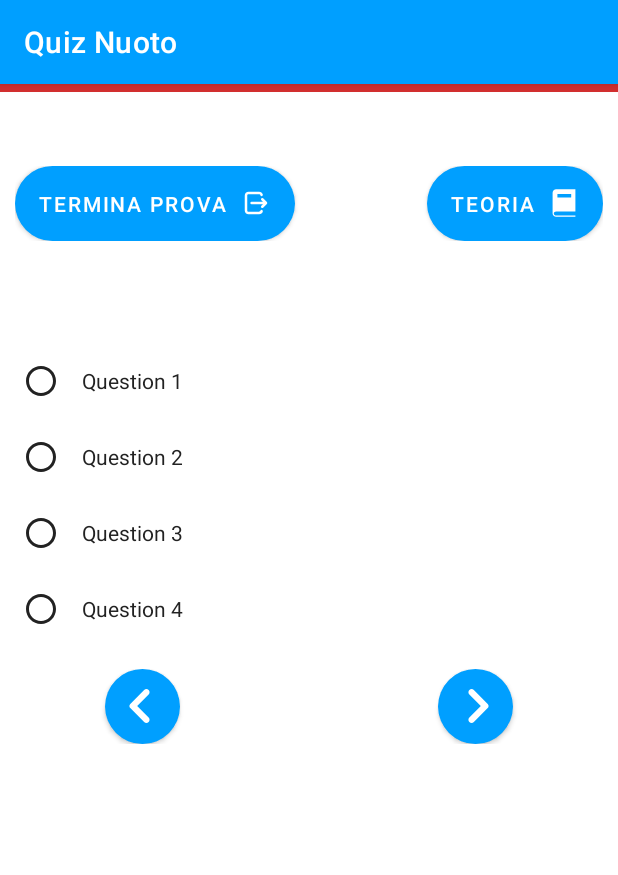
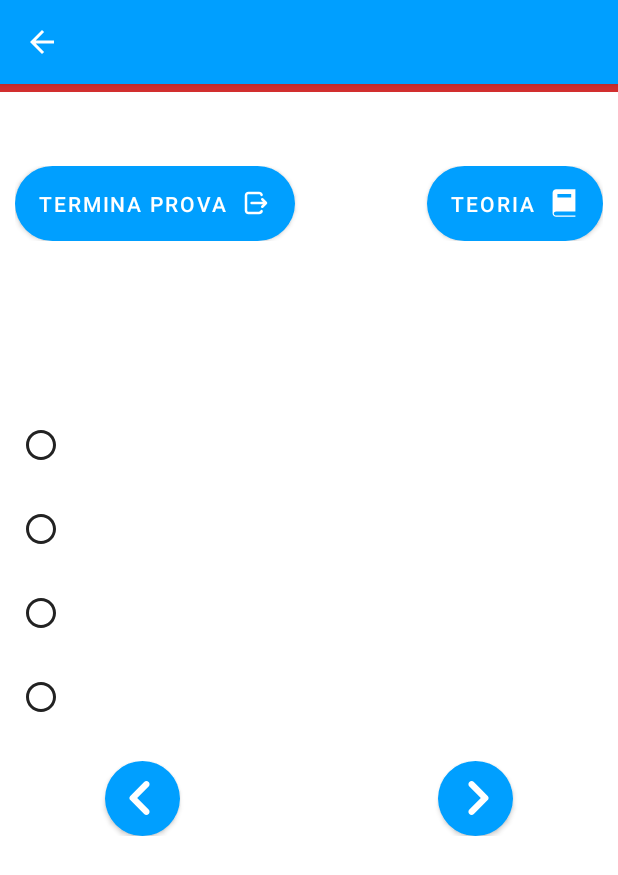
Before and after one commit to Sav22999/fin-applicazione, an Android app: the QuestionsQuizActivity screen opened directly, with no data from a screen before it, on a phone screen of 412 x 824 dp. Shown: the top 875 px of the screen. Run offline under Robolectric (Android 15) with nearby library versions, the phone set to English and light mode, and no system bars.

Commit message:
0.7a
- Updating quiz section

```diff
--- a/finapp/app/src/main/java/com/saverio/finapp/db/DatabaseHandler.kt
+++ b/finapp/app/src/main/java/com/saverio/finapp/db/DatabaseHandler.kt
@@ -406,6 +406,51 @@ class DatabaseHandler(context: Context) :
     }
 
     @SuppressLint("Range")
+    fun getQuizzes(chapter: Int?): ArrayList<QuizzesModel> {
+        val quizzesList = ArrayList<QuizzesModel>()
+        var query = ""
+        if (chapter == null) query = "SELECT * FROM `${TABLE_NAME_QUIZZES}`"
+        else query = "SELECT * FROM `${TABLE_NAME_QUIZZES}` WHERE `chapter` = '${chapter}'"
+        val database = readableDatabase
+        var cursor: Cursor? = null
+
+        try {
+            cursor = database.rawQuery(query, null)
+        } catch (e: SQLException) {
+            database.execSQL(query)
+            return ArrayList()
+        }
+
+        if (cursor.moveToFirst()) {
+            do {
+                val id = cursor.getInt(cursor.getColumnIndex(COLUMN_ID_PK_QUIZZES))
+                val chapter = cursor.getInt(cursor.getColumnIndex(COLUMN_CHAPTER_INDEX_QUIZZES))
+                val section = cursor.getString(cursor.getColumnIndex(COLUMN_SECTION_INDEX_QUIZZES))
+                val question = cursor.getString(cursor.getColumnIndex(COLUMN_QUESTION_QUIZZES))
+                val A = cursor.getString(cursor.getColumnIndex(COLUMN_A_QUIZZES))
+                val B = cursor.getString(cursor.getColumnIndex(COLUMN_B_QUIZZES))
+                val C = cursor.getString(cursor.getColumnIndex(COLUMN_C_QUIZZES))
+                val D = cursor.getString(cursor.getColumnIndex(COLUMN_D_QUIZZES))
+                val correct = cursor.getString(cursor.getColumnIndex(COLUMN_CORRECT_QUIZZES))
+
+                val quizToAdd = QuizzesModel(
+                    id = id,
+                    chapter = chapter,
+                    section = section,
+                    question = question,
+                    A = A,
+                    B = B,
+                    C = C,
+                    D = D,
+                    correct = correct
+                )
+                quizzesList.add(quizToAdd)
+            } while (cursor.moveToNext())
+        }
+        return quizzesList
+    }
+
+    @SuppressLint("Range")
     fun getQuiz(id: Int): QuizzesModel {
         var quizToReturn = QuizzesModel(id, null, null, null, null, null, null, null, null)
         val query =
--- a/finapp/app/src/main/java/com/saverio/finapp/ui/quiz/QuestionsQuizActivity.kt
+++ b/finapp/app/src/main/java/com/saverio/finapp/ui/quiz/QuestionsQuizActivity.kt
@@ -1,12 +1,130 @@
 package com.saverio.finapp.ui.quiz
 
+import android.content.Intent
+import android.content.res.Configuration
 import androidx.appcompat.app.AppCompatActivity
 import android.os.Bundle
+import android.view.MenuItem
+import android.widget.Button
+import android.widget.ImageView
+import android.widget.TextView
+import androidx.constraintlayout.widget.ConstraintLayout
 import com.saverio.finapp.R
+import com.saverio.finapp.db.DatabaseHandler
+import com.saverio.finapp.db.QuizzesModel
+import com.saverio.finapp.ui.theory.SectionActivity
 
 class QuestionsQuizActivity : AppCompatActivity() {
+    var selectedQuestion: Int = -1
     override fun onCreate(savedInstanceState: Bundle?) {
         super.onCreate(savedInstanceState)
         setContentView(R.layout.activity_questions_quiz)
+
+        val bundle = intent.extras
+
+        var chapterId: Int? = null
+        var questionId: Int = 0
+
+        val databaseHandler = DatabaseHandler(this)
+
+        if (bundle != null) {
+            chapterId = bundle.getInt("chapter_id")
+            questionId = bundle.getInt("question_id")
+            selectedQuestion = bundle.getInt("selected_question")
+        }
+        val getQuiz = databaseHandler.getQuiz(id = questionId)
+        setupQuiz(
+            chapter = chapterId,
+            getQuiz = getQuiz,
+            total = databaseHandler.getQuizzes(chapter = chapterId).size
+        )
+
+        val actionBar = getSupportActionBar()
+        if (actionBar != null) {
+            //show the back button in the action bar
+            actionBar.setDisplayHomeAsUpEnabled(true)
+            actionBar.title = ""
+        }
+    }
+
+    override fun onOptionsItemSelected(item: MenuItem): Boolean {
+        //add the back button event in the actionbar
+        when (item.getItemId()) {
+            android.R.id.home -> {
+                onBackPressed()
+                return true
+            }
+        }
+        return super.onOptionsItemSelected(item)
+    }
+
+    override fun onBackPressed() {
+        finish()
+        super.onBackPressed()
+    }
+
+    fun setupQuiz(
+        chapter: Int? = null,
+        getQuiz: QuizzesModel,
+        total: Int
+    ) {
+        val question: TextView = findViewById(R.id.textViewQuestionQuestion)
+        val question1: TextView = findViewById(R.id.textViewQuestion1)
+        val question2: TextView = findViewById(R.id.textViewQuestion2)
+        val question3: TextView = findViewById(R.id.textViewQuestion3)
+        val question4: TextView = findViewById(R.id.textViewQuestion4)
+
+        val theoryButton: Button = findViewById(R.id.buttonTheory)
+        val exitTestButton: Button = findViewById(R.id.buttonExitTest)
+
+        theoryButton.setOnClickListener {
+            val intent = Intent(this, SectionActivity::class.java)
+            intent.putExtra("chapter_id", getQuiz.chapter)
+            intent.putExtra("section_id", getQuiz.section)
+            this.startActivity(intent)
+        }
+
+        val questionsLayout = arrayOf(
+            findViewById<ConstraintLayout>(R.id.constraintLayoutQuestion1),
+            findViewById<ConstraintLayout>(R.id.constraintLayoutQuestion2),
+            findViewById<ConstraintLayout>(R.id.constraintLayoutQuestion3),
+            findViewById<ConstraintLayout>(R.id.constraintLayoutQuestion4)
+        )
+
+        question.text = getQuiz.question
+        question1.text = getQuiz.A
+        question2.text = getQuiz.B
+        question3.text = getQuiz.C
+        question4.text = getQuiz.D
+
+        if (selectedQuestion != -1) selectOption(index = selectedQuestion)
+
+        questionsLayout.forEachIndexed { index, it ->
+            it.setOnClickListener {
+                selectOption(index)
+            }
+        }
+    }
+
+    fun selectOption(index: Int) {
+        val questionsImage = arrayOf(
+            findViewById<ImageView>(R.id.imageViewQuestion1),
+            findViewById<ImageView>(R.id.imageViewQuestion2),
+            findViewById<ImageView>(R.id.imageViewQuestion3),
+            findViewById<ImageView>(R.id.imageViewQuestion4)
+        )
+
+        questionsImage[0].setBackgroundResource(R.drawable.ic_checkbox)
+        questionsImage[1].setBackgroundResource(R.drawable.ic_checkbox)
+        questionsImage[2].setBackgroundResource(R.drawable.ic_checkbox)
+        questionsImage[3].setBackgroundResource(R.drawable.ic_checkbox)
+
+        questionsImage[index].setBackgroundResource(R.drawable.ic_checkbox_checked)
+        selectedQuestion = index
+    }
+
+    override fun onResume() {
+        if (selectedQuestion != -1) selectOption(index = selectedQuestion)
+        super.onResume()
     }
 }
--- a/finapp/app/src/main/res/drawable/ic_checkbox.xml
+++ b/finapp/app/src/main/res/drawable/ic_checkbox.xml
@@ -3,7 +3,7 @@
     android:height="24dp"
     android:viewportWidth="24"
     android:viewportHeight="24">
-  <path
-      android:fillColor="#FF000000"
-      android:pathData="M12,2C6.489,2 2,6.489 2,12C2,17.511 6.489,22 12,22C17.511,22 22,17.511 22,12C22,6.489 17.511,2 12,2zM12,4C16.4301,4 20,7.5699 20,12C20,16.4301 16.4301,20 12,20C7.5699,20 4,16.4301 4,12C4,7.5699 7.5699,4 12,4z"/>
+    <path
+        android:fillColor="?android:attr/textColor"
+        android:pathData="M12,2C6.489,2 2,6.489 2,12C2,17.511 6.489,22 12,22C17.511,22 22,17.511 22,12C22,6.489 17.511,2 12,2zM12,4C16.4301,4 20,7.5699 20,12C20,16.4301 16.4301,20 12,20C7.5699,20 4,16.4301 4,12C4,7.5699 7.5699,4 12,4z" />
 </vector>
--- a/finapp/app/src/main/res/drawable/ic_checkbox_checked.xml
+++ b/finapp/app/src/main/res/drawable/ic_checkbox_checked.xml
@@ -3,7 +3,7 @@
     android:height="24dp"
     android:viewportWidth="24"
     android:viewportHeight="24">
-  <path
-      android:fillColor="#FF000000"
-      android:pathData="M12,2C6.477,2 2,6.477 2,12c0,5.523 4.477,10 10,10s10,-4.477 10,-10C22,6.477 17.523,2 12,2zM17.707,9.707l-7,7C10.512,16.902 10.256,17 10,17s-0.512,-0.098 -0.707,-0.293l-3,-3c-0.391,-0.391 -0.391,-1.023 0,-1.414s1.023,-0.391 1.414,0L10,14.586l6.293,-6.293c0.391,-0.391 1.023,-0.391 1.414,0S18.098,9.316 17.707,9.707z"/>
+    <path
+        android:fillColor="?android:attr/textColor"
+        android:pathData="M12,2C6.477,2 2,6.477 2,12c0,5.523 4.477,10 10,10s10,-4.477 10,-10C22,6.477 17.523,2 12,2zM17.707,9.707l-7,7C10.512,16.902 10.256,17 10,17s-0.512,-0.098 -0.707,-0.293l-3,-3c-0.391,-0.391 -0.391,-1.023 0,-1.414s1.023,-0.391 1.414,0L10,14.586l6.293,-6.293c0.391,-0.391 1.023,-0.391 1.414,0S18.098,9.316 17.707,9.707z" />
 </vector>
--- a/finapp/app/src/main/res/layout/activity_questions_quiz.xml
+++ b/finapp/app/src/main/res/layout/activity_questions_quiz.xml
@@ -45,7 +45,7 @@
         tools:text="@string/time_used_text" />
 
     <androidx.constraintlayout.widget.ConstraintLayout
-        android:id="@+id/constraintLayout"
+        android:id="@+id/constraintLayoutButtons"
         android:layout_width="0dp"
         android:layout_height="wrap_content"
         android:layout_marginTop="10dp"
@@ -88,17 +88,18 @@
 
     <TextView
         android:id="@+id/textViewQuestionQuestion"
-        android:layout_width="wrap_content"
+        android:layout_width="0dp"
         android:layout_height="wrap_content"
         android:layout_marginTop="20dp"
+        android:padding="20dp"
         android:textSize="24sp"
         app:layout_constraintEnd_toEndOf="parent"
         app:layout_constraintStart_toStartOf="parent"
-        app:layout_constraintTop_toBottomOf="@+id/constraintLayout"
+        app:layout_constraintTop_toBottomOf="@+id/constraintLayoutButtons"
         tools:text="Question" />
 
     <androidx.constraintlayout.widget.ConstraintLayout
-        android:id="@+id/constraintLayout2"
+        android:id="@+id/constraintLayoutQuestion1"
         android:layout_width="0dp"
         android:layout_height="wrap_content"
         android:layout_marginStart="10dp"
@@ -115,7 +116,6 @@
             android:layout_marginStart="5dp"
             android:layout_marginTop="5dp"
             android:layout_marginBottom="5dp"
-            android:tint="?android:attr/textColor"
             app:layout_constraintBottom_toBottomOf="parent"
             app:layout_constraintStart_toStartOf="parent"
             app:layout_constraintTop_toTopOf="parent"
@@ -131,6 +131,7 @@
             android:layout_marginBottom="5dp"
             android:padding="5dp"
             android:text="Question 1"
+            android:textSize="18sp"
             app:layout_constraintBottom_toBottomOf="parent"
             app:layout_constraintEnd_toEndOf="parent"
             app:layout_constraintStart_toEndOf="@+id/imageViewQuestion1"
@@ -138,7 +139,7 @@
     </androidx.constraintlayout.widget.ConstraintLayout>
 
     <androidx.constraintlayout.widget.ConstraintLayout
-        android:id="@+id/constraintLayout3"
+        android:id="@+id/constraintLayoutQuestion2"
         android:layout_width="0dp"
         android:layout_height="wrap_content"
         android:layout_marginStart="10dp"
@@ -146,7 +147,7 @@
         android:layout_marginEnd="10dp"
         app:layout_constraintEnd_toEndOf="parent"
         app:layout_constraintStart_toStartOf="parent"
-        app:layout_constraintTop_toBottomOf="@+id/constraintLayout2">
+        app:layout_constraintTop_toBottomOf="@+id/constraintLayoutQuestion1">
 
         <ImageView
             android:id="@+id/imageViewQuestion2"
@@ -155,7 +156,6 @@
             android:layout_marginStart="5dp"
             android:layout_marginTop="5dp"
             android:layout_marginBottom="5dp"
-            android:tint="?android:attr/textColor"
             app:layout_constraintBottom_toBottomOf="parent"
             app:layout_constraintStart_toStartOf="parent"
             app:layout_constraintTop_toTopOf="parent"
@@ -171,6 +171,7 @@
             android:layout_marginBottom="5dp"
             android:padding="5dp"
             android:text="Question 2"
+            android:textSize="18sp"
             app:layout_constraintBottom_toBottomOf="parent"
             app:layout_constraintEnd_toEndOf="parent"
             app:layout_constraintStart_toEndOf="@+id/imageViewQuestion2"
@@ -178,7 +179,7 @@
     </androidx.constraintlayout.widget.ConstraintLayout>
 
     <androidx.constraintlayout.widget.ConstraintLayout
-        android:id="@+id/constraintLayout4"
+        android:id="@+id/constraintLayoutQuestion3"
         android:layout_width="0dp"
         android:layout_height="wrap_content"
         android:layout_marginStart="10dp"
@@ -186,7 +187,7 @@
         android:layout_marginEnd="10dp"
         app:layout_constraintEnd_toEndOf="parent"
         app:layout_constraintStart_toStartOf="parent"
-        app:layout_constraintTop_toBottomOf="@+id/constraintLayout3" >
+        app:layout_constraintTop_toBottomOf="@+id/constraintLayoutQuestion2" >
 
         <ImageView
             android:id="@+id/imageViewQuestion3"
@@ -195,7 +196,6 @@
             android:layout_marginStart="5dp"
             android:layout_marginTop="5dp"
             android:layout_marginBottom="5dp"
-            android:tint="?android:attr/textColor"
             app:layout_constraintBottom_toBottomOf="parent"
             app:layout_constraintStart_toStartOf="parent"
             app:layout_constraintTop_toTopOf="parent"
@@ -211,6 +211,7 @@
             android:layout_marginBottom="5dp"
             android:padding="5dp"
             android:text="Question 3"
+            android:textSize="18sp"
             app:layout_constraintBottom_toBottomOf="parent"
             app:layout_constraintEnd_toEndOf="parent"
             app:layout_constraintStart_toEndOf="@+id/imageViewQuestion3"
@@ -218,7 +219,7 @@
     </androidx.constraintlayout.widget.ConstraintLayout>
 
     <androidx.constraintlayout.widget.ConstraintLayout
-        android:id="@+id/constraintLayout5"
+        android:id="@+id/constraintLayoutQuestion4"
         android:layout_width="0dp"
         android:layout_height="wrap_content"
         android:layout_marginStart="10dp"
@@ -226,7 +227,7 @@
         android:layout_marginEnd="10dp"
         app:layout_constraintEnd_toEndOf="parent"
         app:layout_constraintStart_toStartOf="parent"
-        app:layout_constraintTop_toBottomOf="@+id/constraintLayout4">
+        app:layout_constraintTop_toBottomOf="@+id/constraintLayoutQuestion3">
 
         <ImageView
             android:id="@+id/imageViewQuestion4"
@@ -235,7 +236,6 @@
             android:layout_marginStart="5dp"
             android:layout_marginTop="5dp"
             android:layout_marginBottom="5dp"
-            android:tint="?android:attr/textColor"
             app:layout_constraintBottom_toBottomOf="parent"
             app:layout_constraintStart_toStartOf="parent"
             app:layout_constraintTop_toTopOf="parent"
@@ -251,6 +251,7 @@
             android:layout_marginBottom="5dp"
             android:padding="5dp"
             android:text="Question 4"
+            android:textSize="18sp"
             app:layout_constraintBottom_toBottomOf="parent"
             app:layout_constraintEnd_toEndOf="parent"
             app:layout_constraintStart_toEndOf="@+id/imageViewQuestion4"
@@ -266,7 +267,7 @@
         android:padding="10dp"
         app:layout_constraintEnd_toEndOf="parent"
         app:layout_constraintStart_toStartOf="parent"
-        app:layout_constraintTop_toBottomOf="@+id/constraintLayout5">
+        app:layout_constraintTop_toBottomOf="@+id/constraintLayoutQuestion4">
 
         <Button
             android:id="@+id/buttonGoBack"
```
Also changed, not shown: finapp/app/src/main/java/com/saverio/finapp/ui/quiz/ChaptersItemAdapter.kt (+6 -3 lines), finapp/app/src/main/java/com/saverio/finapp/ui/quiz/QuizFragment.kt (line endings or trailing spaces).
